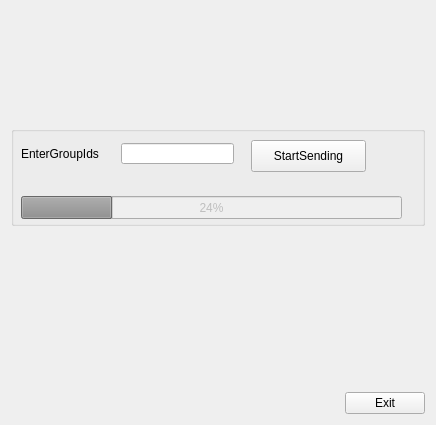
This is uis/send_groups.ui in ozeron/messenger as Qt 5 draws it before an edit. The edited form follows.
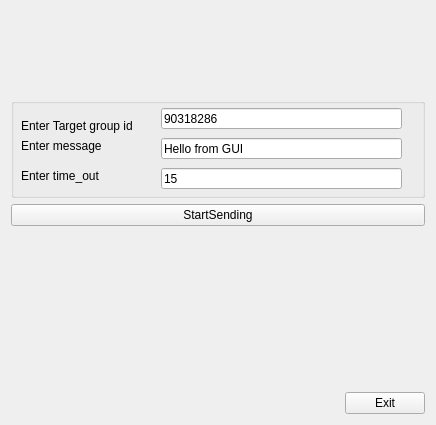
This is the edited form.

Commit message: Binded controller to view for sending messages in groups

Patch:
```diff
--- a/uis/send_groups.ui
+++ b/uis/send_groups.ui
@@ -13,7 +13,7 @@
   <property name="windowTitle">
    <string>Send messages in groups</string>
   </property>
-  <layout class="QVBoxLayout" name="verticalLayout" stretch="0,0,0,0,0">
+  <layout class="QVBoxLayout" name="verticalLayout" stretch="0,0,0,0,0,0">
    <item>
     <spacer name="verticalSpacer_2">
      <property name="orientation">
@@ -41,64 +41,94 @@
      <widget class="QLineEdit" name="editGroupIds">
       <property name="geometry">
        <rect>
-        <x>110</x>
-        <y>17</y>
-        <width>113</width>
+        <x>150</x>
+        <y>10</y>
+        <width>241</width>
         <height>21</height>
        </rect>
       </property>
+      <property name="text">
+       <string>90318286</string>
+      </property>
      </widget>
-     <widget class="QLabel" name="label">
+     <widget class="QLabel" name="lblGroupIds">
       <property name="geometry">
        <rect>
         <x>10</x>
         <y>20</y>
+        <width>131</width>
+        <height>16</height>
+       </rect>
+      </property>
+      <property name="text">
+       <string>Enter Target group id</string>
+      </property>
+     </widget>
+     <widget class="QLabel" name="lblMessage">
+      <property name="geometry">
+       <rect>
+        <x>10</x>
+        <y>40</y>
+        <width>111</width>
+        <height>16</height>
+       </rect>
+      </property>
+      <property name="text">
+       <string>Enter message</string>
+      </property>
+     </widget>
+     <widget class="QLineEdit" name="editMessage">
+      <property name="geometry">
+       <rect>
+        <x>150</x>
+        <y>40</y>
+        <width>241</width>
+        <height>21</height>
+       </rect>
+      </property>
+      <property name="text">
+       <string>Hello from GUI</string>
+      </property>
+     </widget>
+     <widget class="QLabel" name="label">
+      <property name="geometry">
+       <rect>
+        <x>10</x>
+        <y>70</y>
         <width>91</width>
         <height>16</height>
        </rect>
       </property>
       <property name="text">
-       <string>EnterGroupIds</string>
+       <string>Enter time_out</string>
       </property>
      </widget>
-     <widget class="QProgressBar" name="progressSending">
-      <property name="enabled">
-       <bool>false</bool>
-      </property>
+     <widget class="QLineEdit" name="editTimeOut">
       <property name="geometry">
        <rect>
-        <x>10</x>
+        <x>150</x>
         <y>70</y>
-        <width>381</width>
-        <height>23</height>
-       </rect>
-      </property>
-      <property name="value">
-       <number>24</number>
-      </property>
-     </widget>
-     <widget class="QPushButton" name="btnSend">
-      <property name="geometry">
-       <rect>
-        <x>240</x>
-        <y>14</y>
-        <width>115</width>
-        <height>32</height>
+        <width>241</width>
+        <height>21</height>
        </rect>
       </property>
       <property name="text">
-       <string>StartSending</string>
+       <string>15</string>
       </property>
      </widget>
     </widget>
    </item>
    <item>
-    <widget class="QLabel" name="lblMessage">
+    <widget class="QPushButton" name="btnSend">
      <property name="text">
-      <string/>
+      <string>StartSending</string>
      </property>
-     <property name="alignment">
-      <set>Qt::AlignCenter</set>
+    </widget>
+   </item>
+   <item>
+    <widget class="QLabel" name="lblStatus">
+     <property name="text">
+      <string/>
      </property>
     </widget>
    </item>
```
The commit also changes 5 other files.
